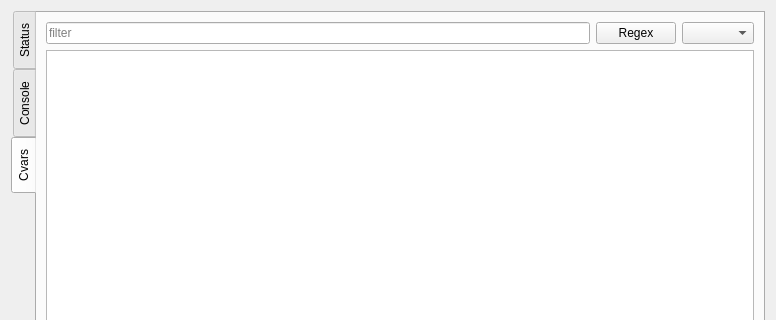
Old version of the form src/ui/server_widget.ui in the repository jjzhang166/RconGui; both pictures show x 0 to 776 and y 0 to 320 of the 776 by 538 pixel window.
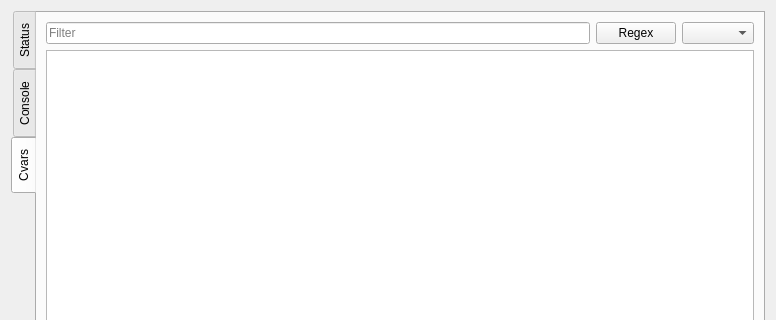
New version of the form. The open tabs and pages were chosen to show the change. Icons and pictures are not drawn. Custom widgets are drawn as their Qt base class.

The edit to the form file:
```diff
--- a/src/ui/server_widget.ui
+++ b/src/ui/server_widget.ui
@@ -217,7 +217,7 @@
          <item>
           <widget class="QLineEdit" name="input_cvar_filter_pattern">
            <property name="placeholderText">
-            <string>filter</string>
+            <string>Filter</string>
            </property>
           </widget>
          </item>
```
Left out of the diff: 32 changed lines with no effect on the pictures.
